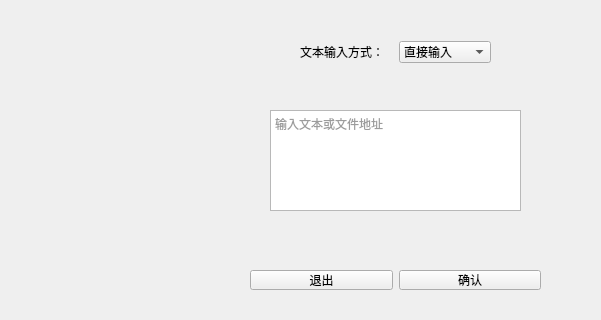
The window that mainwindow.ui (lh2080028463/String-frequency-statistic) describes before a commit, drawn with Qt 5; both pictures show x 0 to 601 and y 140 to 460 of the 800 by 600 pixel window.
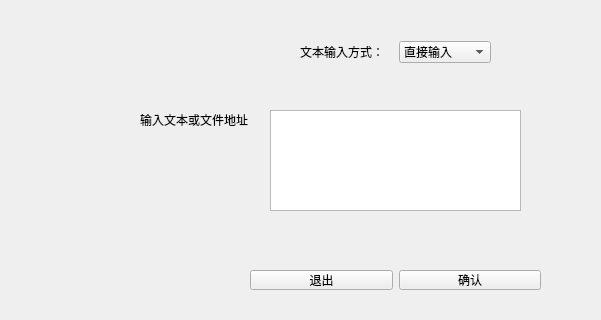
The same window after the commit.

What changed in the file:
```diff
--- a/mainwindow.ui
+++ b/mainwindow.ui
@@ -51,7 +51,7 @@
 li.unchecked::marker { content: &quot;\2610&quot;; }
 li.checked::marker { content: &quot;\2612&quot;; }
 &lt;/style&gt;&lt;/head&gt;&lt;body style=&quot; font-family:'Microsoft YaHei UI'; font-size:9pt; font-weight:400; font-style:normal;&quot;&gt;
-&lt;p style=&quot; margin-top:0px; margin-bottom:0px; margin-left:0px; margin-right:0px; -qt-block-indent:0; text-indent:0px;&quot;&gt;&lt;span style=&quot; color:#9c9c9c;&quot;&gt;输入文本或文件地址&lt;/span&gt;&lt;/p&gt;&lt;/body&gt;&lt;/html&gt;</string>
+&lt;p style=&quot;-qt-paragraph-type:empty; margin-top:0px; margin-bottom:0px; margin-left:0px; margin-right:0px; -qt-block-indent:0; text-indent:0px;&quot;&gt;&lt;br /&gt;&lt;/p&gt;&lt;/body&gt;&lt;/html&gt;</string>
     </property>
    </widget>
    <widget class="QWidget" name="layoutWidget">
@@ -113,6 +113,19 @@
      </item>
     </layout>
    </widget>
+   <widget class="QLabel" name="label">
+    <property name="geometry">
+     <rect>
+      <x>140</x>
+      <y>250</y>
+      <width>111</width>
+      <height>20</height>
+     </rect>
+    </property>
+    <property name="text">
+     <string>输入文本或文件地址：</string>
+    </property>
+   </widget>
   </widget>
   <widget class="QMenuBar" name="menubar">
    <property name="geometry">
```
